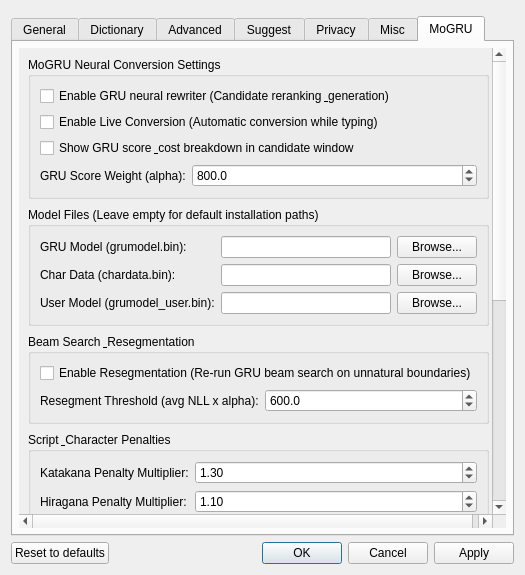
HaruhiroObora/MoGRU, file src/gui/config_dialog/config_dialog.ui: the form before one commit.
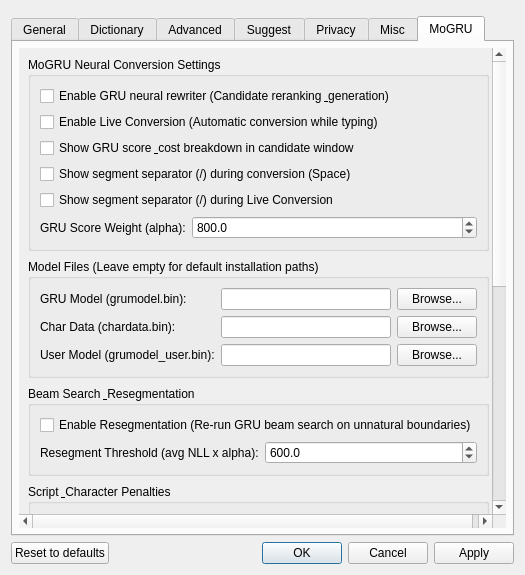
The form after the commit. The open tabs and pages were chosen to show the change. Custom widgets are drawn as their Qt base class.

Commit message: feat(gru): add segment separator options for conversion and live conversion

Patch:
```diff
--- a/src/gui/config_dialog/config_dialog.ui
+++ b/src/gui/config_dialog/config_dialog.ui
@@ -1780,14 +1780,28 @@
                   </property>
                  </widget>
                 </item>
-                <item row="3" column="0">
+                <item row="3" column="0" colspan="2">
+                 <widget class="QCheckBox" name="showSegmentSeparatorInConversionCheckBox">
+                  <property name="text">
+                   <string>Show segment separator (/) during conversion (Space)</string>
+                  </property>
+                 </widget>
+                </item>
+                <item row="4" column="0" colspan="2">
+                 <widget class="QCheckBox" name="showSegmentSeparatorInLiveConversionCheckBox">
+                  <property name="text">
+                   <string>Show segment separator (/) during Live Conversion</string>
+                  </property>
+                 </widget>
+                </item>
+                <item row="5" column="0">
                  <widget class="QLabel" name="gruScoreWeightLabel">
                   <property name="text">
                    <string>GRU Score Weight (alpha):</string>
                   </property>
                  </widget>
                 </item>
-                <item row="3" column="1">
+                <item row="5" column="1">
                  <widget class="QDoubleSpinBox" name="gruScoreWeightSpinBox">
                   <property name="decimals">
                    <number>1</number>
```
The commit also changes 8 other files.
